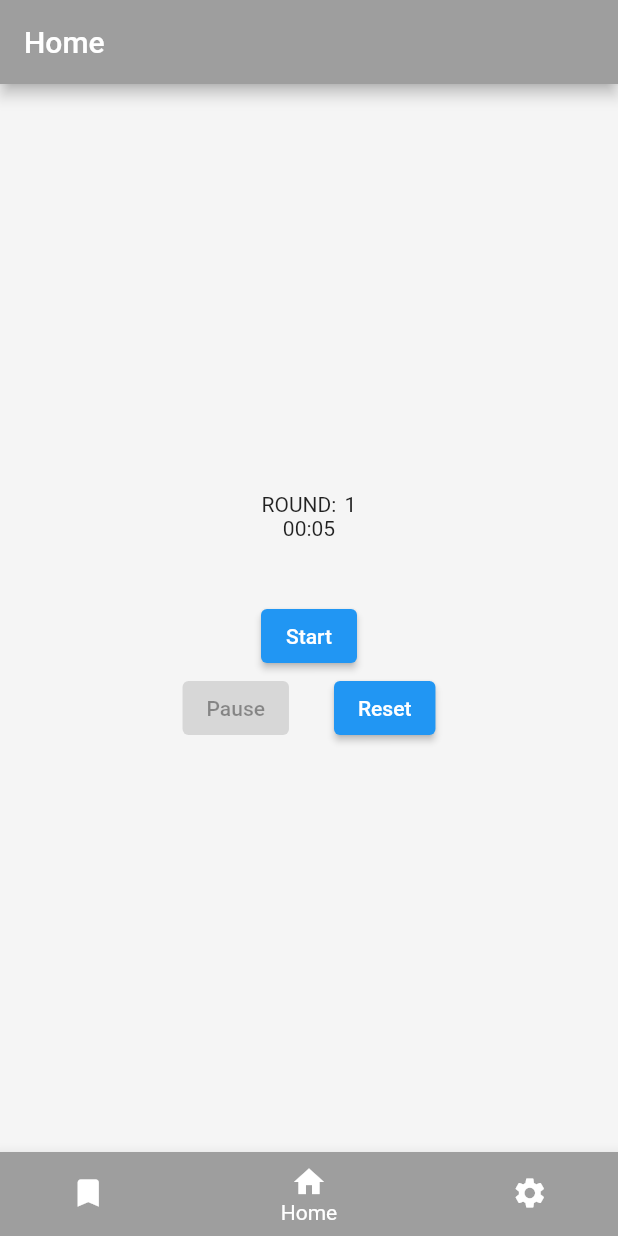
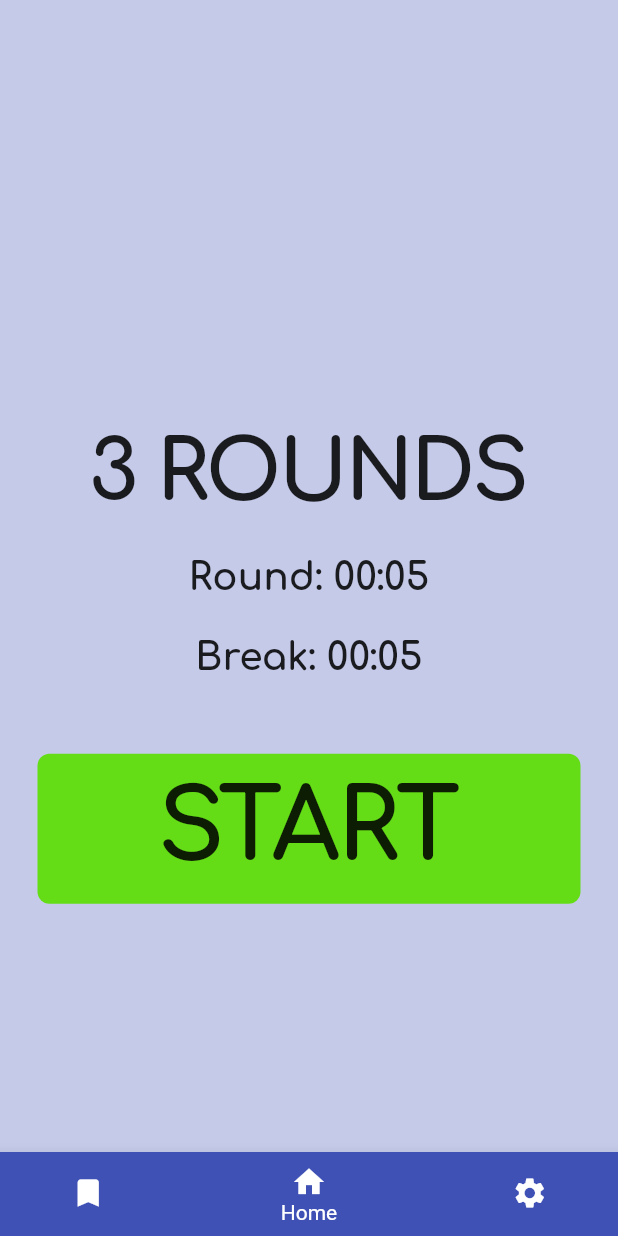
Before and after one commit to luggy-wuggy/rxdart_provider_timer, a Flutter app: the screen it shows after launch, on a phone screen of 412 x 824 dp. Run offline on Flutter 3.47's test engine with Material 2 defaults, Android fonts, the phone set to English and light mode, and no system bars; our stand-ins replace flutter_bloc, google_fonts, rxdart, sleek_circular_slider.

Commit message:
stream refactor and home ui

```diff
--- a/timer_rx/lib/model/destination.dart
+++ b/timer_rx/lib/model/destination.dart
@@ -15,9 +15,9 @@ class Destination {
 }
 
 List<Destination> allDestinations = const <Destination>[
-  Destination('Presets', Icons.bookmark, Colors.grey, PresetPage()),
-  Destination('Home', Icons.home, Colors.grey, HomePage()),
-  Destination('Setting', Icons.settings, Colors.grey, SettingsPage()),
+  Destination('Presets', Icons.bookmark, Colors.indigo, PresetPage()),
+  Destination('Home', Icons.home, Colors.indigo, HomePage()),
+  Destination('Setting', Icons.settings, Colors.indigo, SettingsPage()),
 ];
 
 class DestinationView extends StatelessWidget {
@@ -29,10 +29,6 @@ class DestinationView extends StatelessWidget {
   @override
   Widget build(BuildContext context) {
     return Scaffold(
-      appBar: AppBar(
-        title: Text(destination.title),
-        backgroundColor: destination.color,
-      ),
       backgroundColor: destination.color[100],
       body: destination.body,
     );
--- a/timer_rx/lib/model/timer_bloc.dart
+++ b/timer_rx/lib/model/timer_bloc.dart
@@ -20,7 +20,7 @@ class TimerBloc {
   late BehaviorSubject<String> _subjectRoundDisplay;
 
   ///The initial String value for the Stopwatch display
-  String initialDisplay = '00:05';
+  String initialRoundDurationDisplay = '00:05';
 
   ///The initial String value for the Round display
   String initialRoundDisplay = '1';
@@ -35,13 +35,14 @@ class TimerBloc {
   ///Takes in the local initialDisplay and initialIsRunning to seed the
   ///subject behaviours
   TimerBloc() {
-    _subjectTimeDisplay = BehaviorSubject<String>.seeded(initialDisplay);
+    _subjectTimeDisplay =
+        BehaviorSubject<String>.seeded(initialRoundDurationDisplay);
     _subjectIsRunning = BehaviorSubject<bool>.seeded(initialIsRunning);
     _subjectRoundDisplay = BehaviorSubject<String>.seeded(initialRoundDisplay);
   }
 
   ///A Stream for the Stopwatch String value
-  Stream<String> get timerObservable => _subjectTimeDisplay.stream;
+  Stream<String> get timerRoundObservable => _subjectTimeDisplay.stream;
 
   ///A Stream for the IsRunning bool value
   Stream<bool> get isRunningObservable => _subjectIsRunning.stream;
@@ -54,7 +55,9 @@ class TimerBloc {
   ///If the timer already has a value, it continues where it left off. Otherwise,
   ///it starts counting from 00:00
   void startTimer() {
+    print('TIMER');
     _subjectIsRunning.value = true;
+    print('TIMER');
     _sWatch.start();
     _startTimer();
   }
@@ -78,7 +81,7 @@ class TimerBloc {
       _sWatch.reset();
       _subjectRoundDisplay.sink
           .add((int.parse(_subjectRoundDisplay.value) + 1).toString());
-      _subjectTimeDisplay.sink.add(initialDisplay);
+      _subjectTimeDisplay.sink.add(initialRoundDurationDisplay);
     }
 
     if (_subjectRoundDisplay.value == finalRound &&
@@ -119,7 +122,7 @@ class TimerBloc {
     _sWatch.reset();
     _subjectIsRunning.value = false;
     _subjectRoundDisplay.sink.add(initialRoundDisplay);
-    _subjectTimeDisplay.sink.add(initialDisplay);
+    _subjectTimeDisplay.sink.add(initialRoundDurationDisplay);
   }
 
   ///Resumed the timer and continue updating the Stopwach display
--- a/timer_rx/lib/screens/home.dart
+++ b/timer_rx/lib/screens/home.dart
@@ -1,4 +1,5 @@
 import 'package:flutter/material.dart';
+import 'package:google_fonts/google_fonts.dart';
 import 'package:provider/provider.dart';
 import 'package:timer_rx/model/timer_bloc.dart';
 
@@ -19,10 +20,163 @@ class _HomePageState extends State<HomePage> {
     _timerBloc.dispose();
   }
 
+  bool tapDown = false;
+  bool startTapped = false;
+
   @override
   Widget build(BuildContext context) {
     _timerBloc = Provider.of<TimerBloc>(context);
 
+    return Container(
+      width: double.infinity,
+      height: double.infinity,
+      padding: const EdgeInsets.only(top: 120, left: 25, right: 25),
+      //child: initialMenu()
+      child: StreamBuilder<Object>(
+        stream: _timerBloc.isRunningObservable,
+        builder: (context, snapshot) {
+          bool _running = snapshot.hasData ? snapshot.data as bool : false;
+          print(_running);
+          return _running ? runningMenu(_timerBloc) : initialMenu();
+        },
+      ),
+    );
+  }
+
+  Widget runningMenu(TimerBloc _timerBloc) {
+    return Column(
+      mainAxisAlignment: MainAxisAlignment.center,
+      children: [
+        StreamBuilder<Object>(
+          stream: _timerBloc.roundObservable,
+          builder: (context, snapshot) {
+            return Text(
+              'ROUND ${snapshot.data}',
+              style: GoogleFonts.comfortaa(
+                fontSize: 55,
+                fontWeight: FontWeight.w800,
+                letterSpacing: -2,
+              ),
+            );
+          },
+        ),
+        const SizedBox(height: 25),
+        StreamBuilder(
+          stream: _timerBloc.timerRoundObservable,
+          builder: (context, snapshot) {
+            ///Checking if the Stream has data
+            ///
+            ///For some reason, the seeded option isn't working in the BLOC
+            ///
+            return snapshot.hasData
+                ? Text(
+                    '${snapshot.data}',
+                    style: GoogleFonts.comfortaa(
+                      fontSize: 25,
+                      fontWeight: FontWeight.w700,
+                    ),
+                  )
+                : const Text('ERROR');
+          },
+        ),
+      ],
+    );
+  }
+
+  Widget initialMenu() {
+    return Column(
+      mainAxisAlignment: MainAxisAlignment.center,
+      children: [
+        Text(
+          '${_timerBloc.finalRound} ROUNDS',
+          style: GoogleFonts.comfortaa(
+            fontSize: 55,
+            fontWeight: FontWeight.w800,
+            letterSpacing: -2,
+          ),
+        ),
+        const SizedBox(height: 25),
+        StreamBuilder<Object>(
+            stream: _timerBloc.timerRoundObservable,
+            builder: (context, snapshot) {
+              return Text(
+                'Round: ${snapshot.data}',
+                style: GoogleFonts.comfortaa(
+                  fontSize: 25,
+                  fontWeight: FontWeight.w700,
+                ),
+              );
+            }),
+        const SizedBox(height: 25),
+        Text(
+          'Break: ${_timerBloc.initialRoundDurationDisplay}',
+          style: GoogleFonts.comfortaa(
+            fontSize: 25,
+            fontWeight: FontWeight.w700,
+          ),
+        ),
+        const SizedBox(height: 50),
+        StreamBuilder(
+          stream: _timerBloc.isRunningObservable,
+          builder: (context, snapshot) {
+            bool _running = snapshot.hasData ? snapshot.data as bool : false;
+            return GestureDetector(
+                onTap: _running ? null : _timerBloc.startTimer,
+                child: AnimatedContainer(
+                  duration: const Duration(milliseconds: 500),
+                  height: 100,
+                  width: 400,
+                  decoration: BoxDecoration(
+                    color: tapDown
+                        ? Colors.lightGreenAccent
+                        : Colors.lightGreenAccent[700],
+                    borderRadius: const BorderRadius.all(Radius.circular(8)),
+                  ),
+                  child: Center(
+                    child: Text(
+                      'START',
+                      style: GoogleFonts.comfortaa(
+                        fontSize: tapDown ? 63 : 65,
+                        fontWeight: FontWeight.w800,
+                        letterSpacing: -2,
+                      ),
+                    ),
+                  ),
+                ));
+          },
+        ),
+        // GestureDetector(
+        //   onTap: () {
+        //     _timerBloc.startTimer;
+        //     print('what');
+        //   },
+        // child: AnimatedContainer(
+        //   duration: const Duration(milliseconds: 500),
+        //   height: 100,
+        //   width: 400,
+        //   decoration: BoxDecoration(
+        //     color: tapDown
+        //         ? Colors.lightGreenAccent
+        //         : Colors.lightGreenAccent[700],
+        //     borderRadius: const BorderRadius.all(Radius.circular(8)),
+        //   ),
+        //   child: Center(
+        //     child: Text(
+        //       'START',
+        //       style: GoogleFonts.comfortaa(
+        //         fontSize: tapDown ? 63 : 65,
+        //         fontWeight: FontWeight.w800,
+        //         letterSpacing: -2,
+        //       ),
+        //     ),
+        //   ),
+        //   ),
+        //)
+      ],
+    );
+  }
+
+  Widget model() {
     return Center(
       child: Column(
         crossAxisAlignment: CrossAxisAlignment.center,
@@ -48,7 +202,7 @@ class _HomePageState extends State<HomePage> {
 
           ///Stream builder to watch the timer observable stream from the BLOC
           StreamBuilder(
-            stream: _timerBloc.timerObservable,
+            stream: _timerBloc.timerRoundObservable,
             builder: (context, snapshot) {
               ///Checking if the Stream has data
               ///
--- a/timer_rx/pubspec.yaml
+++ b/timer_rx/pubspec.yaml
@@ -38,6 +38,7 @@ dependencies:
   sleek_circular_slider: ^2.0.1
   provider: ^6.0.0
   flutter_bloc: ^7.3.0
+  google_fonts: ^2.1.0
 
 dev_dependencies:
   flutter_test:
```
Also changed, not shown: timer_rx/pubspec.lock, 6 other files.
